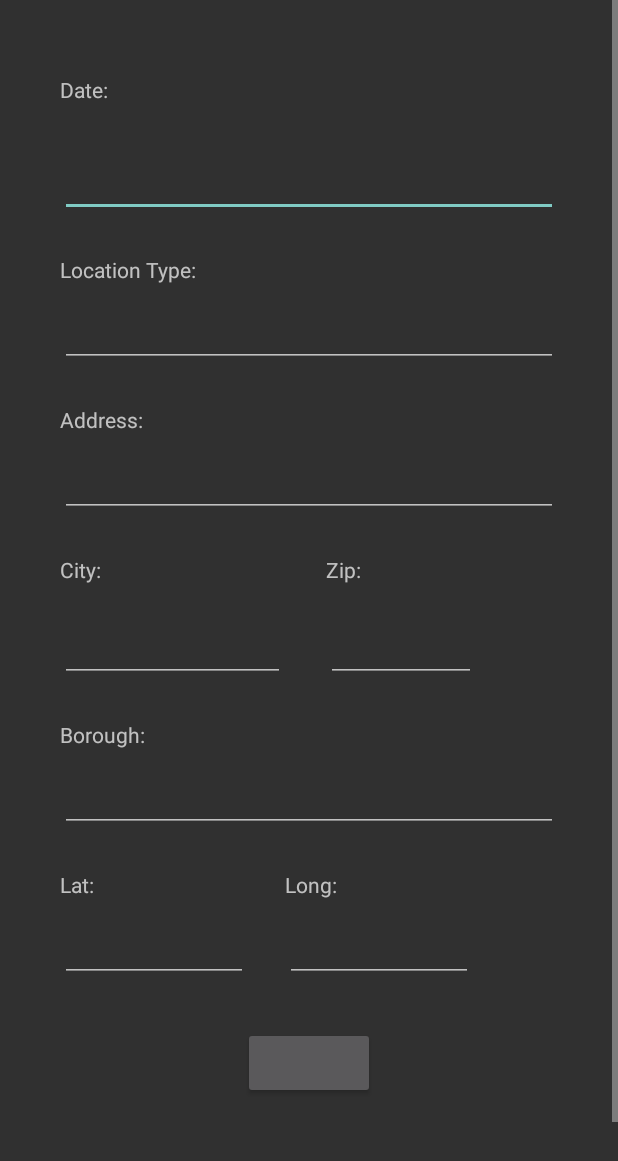
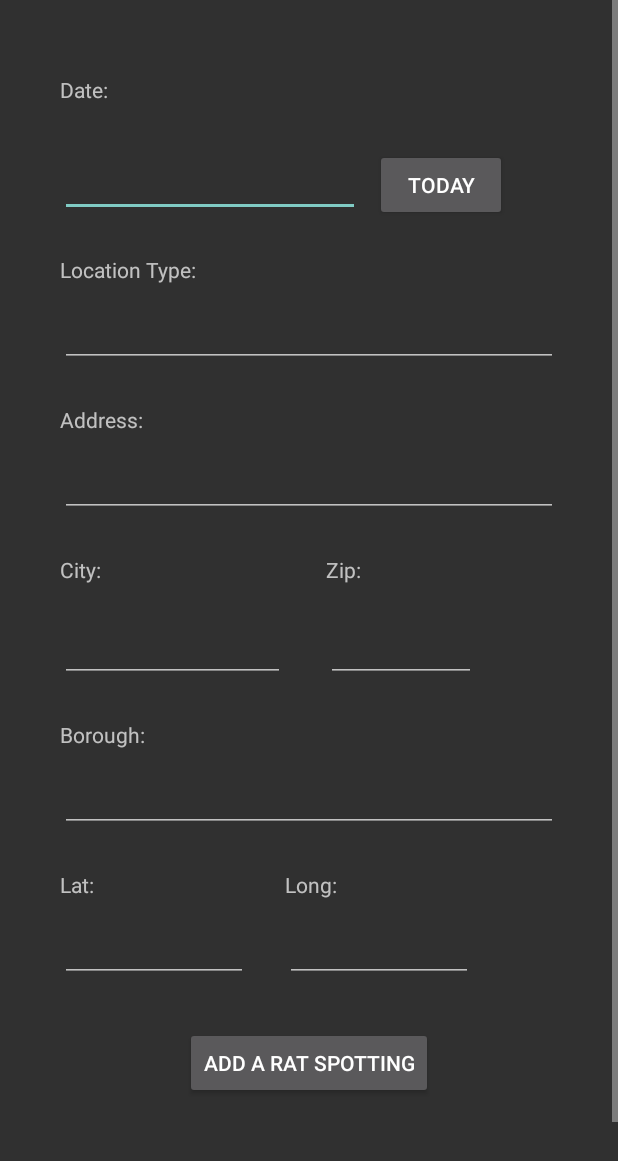
Before and after one commit to Zighome24/CS2340_GoGreek, an Android app: the NewRatSpottingController screen opened directly, with no data from a screen before it, on a phone screen of 412 x 824 dp. Shown: the top 1161 px of the screen. Run offline under Robolectric (Android 15) with nearby library versions, the phone set to English and light mode, and no system bars.

Commit message:
Ability to automatically choose the current date by the click of a button.

```diff
--- a/app/RatTracker2k17/app/src/main/java/edu/gatech/cs2340/rattracker2k17/Controller/NewRatSpottingController.java
+++ b/app/RatTracker2k17/app/src/main/java/edu/gatech/cs2340/rattracker2k17/Controller/NewRatSpottingController.java
@@ -7,6 +7,9 @@ import android.util.Log;
 import android.view.View;
 import android.widget.Button;
 import android.widget.TextView;
+
+import java.util.Calendar;
+import java.util.Locale;
 
 import edu.gatech.cs2340.rattracker2k17.Model.RatSpotting;
 import edu.gatech.cs2340.rattracker2k17.R;
@@ -27,7 +30,9 @@ public class NewRatSpottingController extends AppCompatActivity {
                 getCallingActivity().getShortClassName() : "Does not have a calling class");
 
         Button btn_AddRat = findViewById(R.id.btn_actionRat);
-        btn_AddRat.setText(R.string.addRatSpotting);
+        btn_AddRat.setText(R.string.add_spotting);
+
+        Button btn_Date = findViewById(R.id.btn_date);
 
         txt_date = findViewById(R.id.txt_ERSDate);
 
@@ -76,5 +81,25 @@ public class NewRatSpottingController extends AppCompatActivity {
                 }
             }
         });
+
+        btn_Date.setOnClickListener(new View.OnClickListener() {
+            @Override
+            public void onClick(View v) {
+                Calendar calendar = Calendar.getInstance();
+                String time =
+                        (Integer.toString(calendar.get(Calendar.HOUR_OF_DAY)).length() == 1 ?
+                                "0" + Integer.toString(calendar.get(Calendar.HOUR_OF_DAY)) :
+                                Integer.toString(calendar.get(Calendar.HOUR_OF_DAY)))
+                        + ":" + (Integer.toString(calendar.get(Calendar.MINUTE)).length() == 1 ?
+                                "0" + Integer.toString(calendar.get(Calendar.MINUTE)) :
+                                Integer.toString(calendar.get(Calendar.MINUTE)));
+                String date = String.format(Locale.getDefault(), "%d/%d/%d %s",
+                        (1 + calendar.get(Calendar.MONTH)),
+                        calendar.get(Calendar.DATE),
+                        calendar.get(Calendar.YEAR),
+                        time);
+                txt_date.setText(date);
+            }
+        });
     }
 }
--- a/app/RatTracker2k17/app/src/main/res/layout/activity_editableratspotting.xml
+++ b/app/RatTracker2k17/app/src/main/res/layout/activity_editableratspotting.xml
@@ -1,5 +1,6 @@
 <?xml version="1.0" encoding="utf-8"?>
 <ScrollView xmlns:android="http://schemas.android.com/apk/res/android"
+    xmlns:tools="http://schemas.android.com/tools"
     android:orientation="vertical" android:layout_width="match_parent"
     android:layout_height="match_parent">
 
@@ -15,18 +16,18 @@
             android:layout_marginBottom="20dp"
             android:layout_marginStart="40dp"
             android:layout_marginTop="50dp"
-            android:text="Date:" />
+            android:text="@string/date" />
 
         <EditText
             android:id="@+id/txt_ERSDate"
-            android:layout_width="match_parent"
+            android:layout_width="200dp"
             android:layout_height="wrap_content"
-            android:layout_alignStart="@+id/textView8"
-            android:layout_below="@+id/textView8"
-            android:layout_marginEnd="40dp"
             android:layout_marginTop="10dp"
             android:inputType="datetime|date|time"
-            android:text="" />
+            android:text=""
+            android:layout_below="@+id/textView8"
+            android:layout_alignStart="@+id/textView8"
+            tools:ignore="LabelFor" />
 
         <TextView
             android:id="@+id/textView10"
@@ -35,7 +36,7 @@
             android:layout_alignStart="@+id/txt_ERSDate"
             android:layout_below="@+id/txt_ERSDate"
             android:layout_marginTop="25dp"
-            android:text="Location Type:" />
+            android:text="@string/location_type" />
 
         <EditText
             android:id="@+id/txt_ERSLocationType"
@@ -45,7 +46,9 @@
             android:layout_below="@+id/textView10"
             android:layout_marginEnd="40dp"
             android:layout_marginTop="10dp"
-            android:text="" />
+            android:inputType="text"
+            android:text=""
+            tools:ignore="LabelFor" />
 
         <TextView
             android:id="@+id/textView14"
@@ -54,7 +57,7 @@
             android:layout_alignTop="@+id/textView19"
             android:layout_marginStart="150dp"
             android:layout_toEndOf="@+id/textView19"
-            android:text="Zip:" />
+            android:text="@string/zip" />
 
         <TextView
             android:id="@+id/textView17"
@@ -64,7 +67,7 @@
             android:layout_below="@+id/txt_ERSLocationType"
             android:layout_marginTop="25dp"
             android:layout_toEndOf="@+id/txt_ERSLocationType"
-            android:text="Address:" />
+            android:text="@string/address" />
 
         <EditText
             android:id="@+id/txt_ERSAddress"
@@ -76,7 +79,8 @@
             android:layout_marginTop="10dp"
             android:layout_toEndOf="@+id/txt_ERSLocationType"
             android:inputType="textPostalAddress"
-            android:text="" />
+            android:text=""
+            tools:ignore="LabelFor" />
 
         <TextView
             android:id="@+id/textView19"
@@ -86,7 +90,7 @@
             android:layout_below="@+id/txt_ERSAddress"
             android:layout_marginTop="25dp"
             android:layout_toEndOf="@+id/txt_ERSAddress"
-            android:text="City:" />
+            android:text="@string/city" />
 
         <EditText
             android:id="@+id/txt_ERSCity"
@@ -96,7 +100,8 @@
             android:layout_below="@+id/textView19"
             android:layout_marginTop="20dp"
             android:inputType="text"
-            android:text="" />
+            android:text=""
+            tools:ignore="LabelFor" />
 
         <EditText
             android:id="@+id/txt_ERSZip"
@@ -106,7 +111,8 @@
             android:layout_alignTop="@+id/txt_ERSCity"
             android:layout_marginEnd="40dp"
             android:inputType="number"
-            android:text="" />
+            android:text=""
+            tools:ignore="LabelFor" />
 
         <TextView
             android:id="@+id/textView22"
@@ -115,7 +121,7 @@
             android:layout_alignStart="@+id/txt_ERSCity"
             android:layout_below="@+id/txt_ERSCity"
             android:layout_marginTop="25dp"
-            android:text="Borough:" />
+            android:text="@string/borough" />
 
         <EditText
             android:id="@+id/txt_ERSBorough"
@@ -126,7 +132,8 @@
             android:layout_marginEnd="40dp"
             android:layout_marginTop="10dp"
             android:inputType="text"
-            android:text="" />
+            android:text=""
+            tools:ignore="LabelFor" />
 
         <TextView
             android:id="@+id/textView24"
@@ -135,7 +142,7 @@
             android:layout_alignStart="@+id/txt_ERSBorough"
             android:layout_below="@+id/txt_ERSBorough"
             android:layout_marginTop="25dp"
-            android:text="Lat:" />
+            android:text="@string/lat" />
 
         <TextView
             android:id="@+id/textView25"
@@ -143,7 +150,7 @@
             android:layout_height="wrap_content"
             android:layout_alignTop="@+id/textView24"
             android:layout_toEndOf="@+id/txt_ERSCity"
-            android:text="Long:" />
+            android:text="@string/longitude" />
 
         <EditText
             android:id="@+id/txt_ERSLat"
@@ -154,7 +161,8 @@
             android:layout_marginEnd="40dp"
             android:layout_marginTop="10dp"
             android:inputType="numberSigned|numberDecimal"
-            android:text="" />
+            android:text=""
+            tools:ignore="LabelFor" />
 
         <EditText
             android:id="@+id/txt_ERSLong"
@@ -164,7 +172,8 @@
             android:layout_alignTop="@+id/txt_ERSLat"
             android:layout_toEndOf="@+id/txt_ERSCity"
             android:inputType="numberSigned|numberDecimal"
-            android:text="" />
+            android:text=""
+            tools:ignore="LabelFor" />
 
         <Button
             android:id="@+id/btn_actionRat"
@@ -173,7 +182,8 @@
             android:layout_below="@+id/txt_ERSLat"
             android:layout_centerHorizontal="true"
             android:layout_marginLeft="20dp"
-            android:layout_marginTop="30dp" />
+            android:layout_marginTop="30dp"
+            tools:ignore="RtlHardcoded" />
 
         <Space
             android:layout_width="match_parent"
@@ -183,6 +193,15 @@
             android:layout_below="@+id/btn_actionRat"
             android:layout_marginBottom="175dp" />
 
+        <Button
+            android:id="@+id/btn_date"
+            android:layout_width="wrap_content"
+            android:layout_height="wrap_content"
+            android:text="@string/today"
+            android:layout_marginStart="9dp"
+            android:layout_alignTop="@+id/txt_ERSDate"
+            android:layout_toEndOf="@+id/textView14" />
+
     </RelativeLayout>
 
 </ScrollView>
--- a/app/RatTracker2k17/app/src/main/res/values/strings.xml
+++ b/app/RatTracker2k17/app/src/main/res/values/strings.xml
@@ -31,4 +31,13 @@
     <string name="view_map">View Map</string>
     <!-- Strings related to Map -->
     <string name="title_activity_maps">Map with Marker</string>
+    <string name="address">Address:</string>
+    <string name="borough">Borough:</string>
+    <string name="city">City:</string>
+    <string name="date">Date:</string>
+    <string name="lat">Lat:</string>
+    <string name="location_type">Location Type:</string>
+    <string name="longitude">Long:</string>
+    <string name="today">Today</string>
+    <string name="zip">Zip:</string>
 </resources>
```
